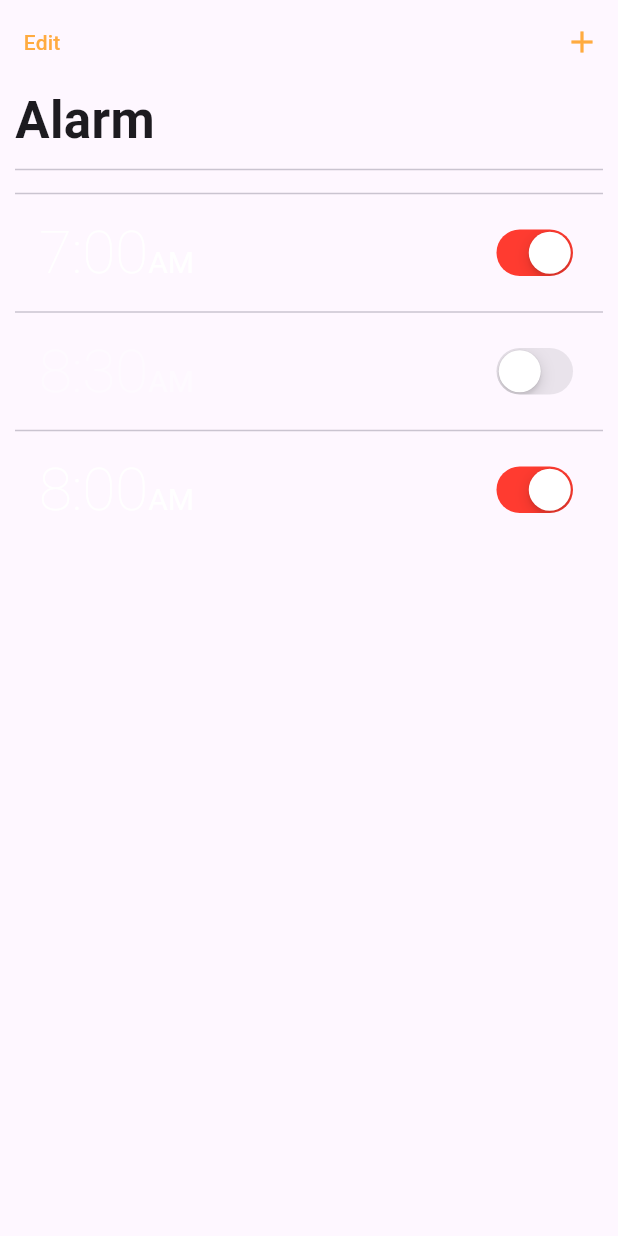
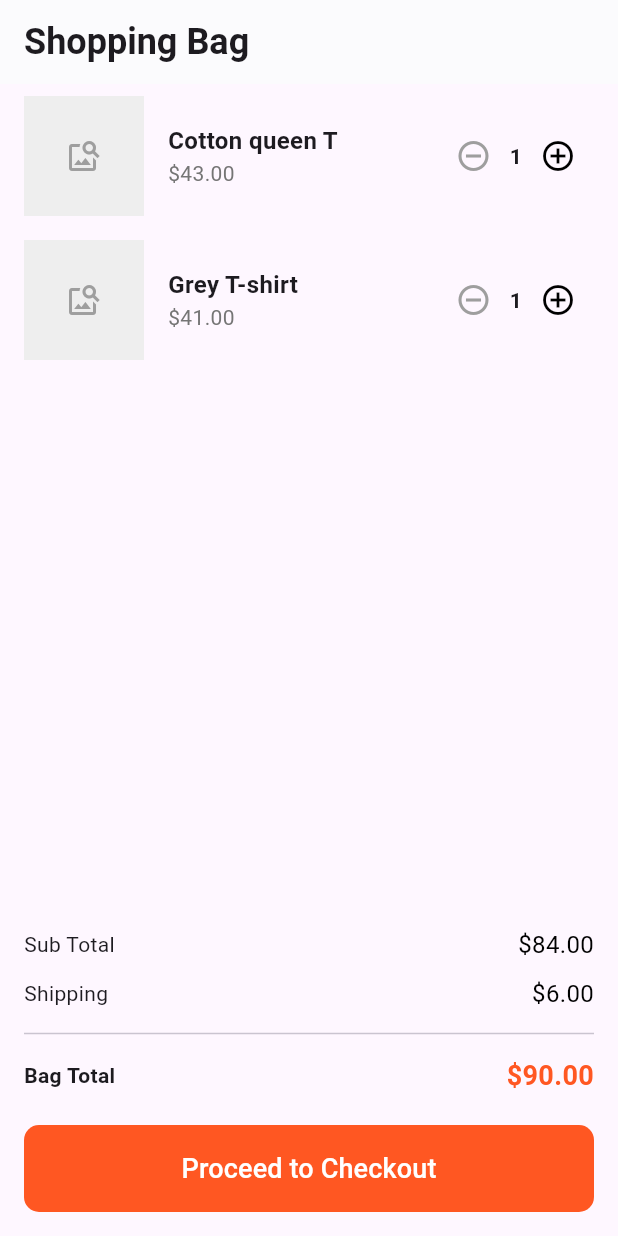
Before and after one commit to cwd0217/flutter_jiyoon_homework, a Flutter app: the screen it shows after launch, on a phone screen of 412 x 824 dp. Run offline on Flutter 3.47's test engine with Material 3 defaults, Android fonts, the phone set to English and light mode, and no system bars; our stand-ins replace flutter_riverpod, hooks_riverpod.

Commit message:
feat: 어. 생각보다 어려워서 다시해야될거같은데요..? 일단 제출하고 다시해보겠습니다

```diff
--- a/lib/main.dart
+++ b/lib/main.dart
@@ -1,6 +1,7 @@
 import 'package:flutter/material.dart';
 // import 'package:flutter_jiyoon_homework/view/251125_example_view.dart';
 import 'package:flutter_jiyoon_homework/view/251126_alarm_view.dart';
+import 'package:flutter_jiyoon_homework/view/251127_showpping_bag_view.dart';
 import 'package:flutter_riverpod/flutter_riverpod.dart';
 
 
@@ -10,6 +11,8 @@ void main() {
 
 class MyApp extends StatelessWidget {
   const MyApp({super.key});
+
+
 
   // 1. 카운터 메인
   // @override
@@ -21,19 +24,26 @@ class MyApp extends StatelessWidget {
   // }
 
   //2. 알람 메인
+  // @override
+  // Widget build(BuildContext context) {
+  //   return MaterialApp(
+
+  //     darkTheme: ThemeData(
+  //       brightness: Brightness.dark,
+  //       scaffoldBackgroundColor: Colors.black,
+  //       appBarTheme: AppBarTheme(
+  //         backgroundColor: Colors.black, foregroundColor: Colors.white,
+  //       )
+  //     ),
+  //     home: Alarm(),
+  //   );
+  // }
+
+  //3.쇼핑 백 메인
   @override
   Widget build(BuildContext context) {
     return MaterialApp(
-
-      darkTheme: ThemeData(
-        brightness: Brightness.dark,
-        scaffoldBackgroundColor: Colors.black,
-        appBarTheme: AppBarTheme(
-          backgroundColor: Colors.black, foregroundColor: Colors.white,
-        )
-      ),
-      home: Alarm(),
+      home: Shopping(),
     );
   }
-
 }
--- /dev/null
+++ b/lib/model/251127_showpping_bag_model.dart
@@ -0,0 +1,18 @@
+class ShoppingItem{
+   int count;
+  final String name;
+  final double price;
+  ShoppingItem({ this.count= 1, required this.name, required this.price});
+
+
+  //changeNotifier를 쓰면 카피가 사용할 필요가 없다고함(새로운 객체를 생성할 일이 없으니)
+
+  ShoppingItem copyWith({
+    int? count,
+    String? name,
+    double? price,
+  }){
+    return ShoppingItem(count: count ?? this.count, name: name ?? this.name, price: price ?? this.price);
+  }
+
+}
--- a/lib/view/251126_alarm_view.dart
+++ b/lib/view/251126_alarm_view.dart
@@ -1,6 +1,6 @@
 import 'package:flutter/cupertino.dart';
 import 'package:flutter/material.dart';
-import 'package:flutter_jiyoon_homework/view_model/251126_alarm_viewmodel.dart';
+import 'package:flutter_jiyoon_homework/view_model/251126_alarm_view_model.dart';
 import 'package:flutter_riverpod/flutter_riverpod.dart';
 
 class Alarm extends ConsumerWidget {
--- /dev/null
+++ b/lib/view/251127_showpping_bag_view.dart
@@ -0,0 +1,165 @@
+import 'package:flutter/material.dart';
+import 'package:flutter_jiyoon_homework/model/251127_showpping_bag_model.dart';
+import 'package:flutter_jiyoon_homework/view_model/251127_showpping_bag_view_model.dart';
+import 'package:flutter_riverpod/flutter_riverpod.dart';
+// ViewModel과 Model 클래스를 정의한 파일을 import 해야 합니다.
+// import '패키지경로/shopping_bag_view_model.dart';
+// import '패키지경로/251127_showpping_bag_model.dart';
+
+// ConsumerWidget을 사용하여 Riverpod에 접근합니다.
+class Shopping extends ConsumerWidget {
+  const Shopping({super.key});
+
+  @override
+  Widget build(BuildContext context, WidgetRef ref) { // 👈 WidgetRef ref 사용
+
+    // 1. 상태 구독: 상품 목록 상태를 watch하여 데이터 변경 시 View를 리빌드합니다.
+    final items = ref.watch(shoppingBagProvider);
+
+    // 2. 함수 접근: ViewModel의 함수 호출을 위해 notifier 인스턴스를 read 합니다.
+    final viewModel = ref.read(shoppingBagProvider.notifier);
+
+    return Scaffold(
+      appBar: AppBar(
+        title: const Text(
+          "Shopping Bag",
+          style: TextStyle(
+            fontSize: 24,
+            fontWeight: FontWeight.bold,
+          ),
+        ),
+        backgroundColor: Colors.white, // 배경색을 흰색으로 설정
+        elevation: 0.5, // 그림자 설정
+      ),
+      body: Column(
+        children: [
+          // 1. 상품 목록 영역 (스크롤 가능)
+          Expanded(
+            child: ListView.builder(
+              itemCount: items.length,
+              itemBuilder: (context, index) {
+                final item = items[index];
+                return _buildItemRow(context, ref, item, viewModel);
+              },
+            ),
+          ),
+
+          // 2. 하단 금액 요약 및 버튼 영역
+          _buildFooter(context, viewModel),
+        ],
+      ),
+    );
+  }
+
+  // --- 위젯 분리 ---
+
+  // 상품 개별 항목 위젯
+  Widget _buildItemRow(BuildContext context, WidgetRef ref, ShoppingItem item, ShoppingBagViewModel viewModel) {
+    return Padding(
+      padding: const EdgeInsets.symmetric(horizontal: 16.0, vertical: 8.0),
+      child: Row(
+        crossAxisAlignment: CrossAxisAlignment.center,
+        children: [
+          //
+          // 상품 이미지 (예시 이미지 플레이스홀더)
+          Container(
+            width: 80,
+            height: 80,
+            color: Colors.grey[200],
+            child: const Center(child: Icon(Icons.image_search, color: Colors.grey)),
+          ),
+          const SizedBox(width: 16),
+
+          Expanded(
+            child: Column(
+              crossAxisAlignment: CrossAxisAlignment.start,
+              children: [
+                Text(item.name, style: const TextStyle(fontWeight: FontWeight.bold, fontSize: 16)),
+                Text('\$${item.price.toStringAsFixed(2)}', style: TextStyle(color: Colors.grey[600])),
+              ],
+            ),
+          ),
+
+          // 수량 조절 버튼 그룹
+          Row(
+            children: [
+              // 감소 버튼
+              IconButton(
+                icon: const Icon(Icons.remove_circle_outline, color: Colors.grey),
+                onPressed: () {
+                  // ViewModel의 함수를 호출하여 상태 변경 요청
+                  viewModel.updateQuantity(item, false);
+                },
+              ),
+              // 현재 수량 표시
+              Text(item.count.toString(), style: const TextStyle(fontWeight: FontWeight.bold)),
+              // 증가 버튼
+              IconButton(
+                icon: const Icon(Icons.add_circle_outline, color: Colors.black),
+                onPressed: () {
+                  // ViewModel의 함수를 호출하여 상태 변경 요청
+                  viewModel.updateQuantity(item, true);
+                },
+              ),
+            ],
+          ),
+        ],
+      ),
+    );
+  }
+
+  // 하단 금액 요약 및 체크아웃 버튼 위젯
+  Widget _buildFooter(BuildContext context, ShoppingBagViewModel viewModel) {
+    return Padding(
+      padding: const EdgeInsets.all(16.0),
+      child: Column(
+        crossAxisAlignment: CrossAxisAlignment.stretch,
+        children: [
+          // 금액 요약
+          _buildPriceRow('Sub Total', viewModel.subTotal),
+          const SizedBox(height: 10),
+          _buildPriceRow('Shipping', ShoppingBagViewModel.SHIPPING_FEE),
+          const Divider(height: 30),
+          _buildPriceRow('Bag Total', viewModel.bagTotal, isBold: true, isRed: true),
+          const SizedBox(height: 20),
+
+          // 체크아웃 버튼
+          ElevatedButton(
+            onPressed: viewModel.proceedToCheckout,
+            style: ElevatedButton.styleFrom(
+              backgroundColor: Colors.deepOrange, // 버튼 색상 설정
+              padding: const EdgeInsets.symmetric(vertical: 16),
+              shape: RoundedRectangleBorder(borderRadius: BorderRadius.circular(10)),
+              elevation: 0,
+            ),
+            child: const Text(
+              'Proceed to Checkout',
+              style: TextStyle(color: Colors.white, fontSize: 18)
+            ),
+          ),
+        ],
+      ),
+    );
+  }
+
+  // 금액 표시 Row 공통 위젯
+  Widget _buildPriceRow(String label, double amount, {bool isBold = false, bool isRed = false}) {
+    return Row(
+      mainAxisAlignment: MainAxisAlignment.spaceBetween,
+      children: [
+        Text(
+          label,
+          style: TextStyle(fontWeight: isBold ? FontWeight.bold : FontWeight.normal),
+        ),
+        Text(
+          '\$${amount.toStringAsFixed(2)}',
+          style: TextStyle(
+            fontWeight: isBold ? FontWeight.bold : FontWeight.normal,
+            color: isRed ? Colors.deepOrange : Colors.black, // 최종 금액 빨간색으로 표시
+            fontSize: isBold ? 18 : 16,
+          ),
+        ),
+      ],
+    );
+  }
+}
--- /dev/null
+++ b/lib/view_model/251127_showpping_bag_view_model.dart
@@ -0,0 +1,70 @@
+import 'package:flutter/material.dart';
+import 'package:flutter_jiyoon_homework/model/251127_showpping_bag_model.dart';
+import 'package:flutter_riverpod/legacy.dart';
+
+class ShoppingBagViewModel extends StateNotifier<List<ShoppingItem>>{
+  ShoppingBagViewModel() : super([
+    ShoppingItem(name: 'Cotton queen T', price: 43.00, count: 1),
+    ShoppingItem(name: 'Grey T-shirt', price: 41.00,  count: 1),
+  ]);
+
+  static const double SHIPPING_FEE = 6.00;
+
+  void updateQuantity(ShoppingItem item, bool add) {
+    int newCount = item.count;
+
+    if (add) {
+      newCount++;
+    } else {
+      // 최소 수량 1개 유지
+      if (item.count > 1) {
+        newCount--;
+      }
+    }
+   // 2-1. 특정 아이템의 count만 바뀐 '새로운 ShoppingItem' 객체 생성 (copyWith 사용)
+    final updatedItem = item.copyWith(count: newCount);
+
+    // 2-2. 현재 state 리스트(불변)를 복사하면서, 변경된 아이템만 새 객체로 교체
+    final updatedList = [
+      for (final i in state) // state는 현재 List<ShoppingItem>
+        if (i.name == item.name) updatedItem else i, // 이름으로 아이템을 찾고 교체
+    ];
+
+    // 2-3. StateNotifier의 핵심: 상태 전체를 새로운 리스트로 교체
+    state = updatedList;
+
+  }
+    double get subTotal {
+      double total = 0.0;
+      // state(현재 리스트)를 사용
+      for (var item in state) {
+        total += item.price * item.count;
+      }
+        return total;
+      }
+
+      double get bagTotal => subTotal + SHIPPING_FEE;
+
+  void proceedToCheckout() {
+    print('체크아웃이 진행됩니다. 최종 금액: \$${bagTotal.toStringAsFixed(2)}');
+
+    }
+}
+final shoppingBagProvider =
+    StateNotifierProvider<ShoppingBagViewModel, List<ShoppingItem>>(
+        (ref) => ShoppingBagViewModel()
+    );
+
+//아쉬...ChangeNotifier는 다음에 공부하자 일단 과제 제출해야되니까 ^^;;
+
+  // // 내가 사용할 모델리스트를 불러오기
+  // final List<ShoppingItem> _item =[
+  //   //초기 데이터 값 설정 - 이렇게 초기값을 주는 이유는 동적데이터, 데이터변경 재사용성 떄문이다
+  //   ShoppingItem(name: "Cottono queen T", price: 43, count: 1 ),
+  //   ShoppingItem(name: "Grey T-shirt", price: 41, count:  1),
+  // ];
+  // // get을 쓰는이유  변수처럼 접근해서 값을 가져올려고
+  // List<ShoppingItem> get item => _item;
+
+  // // 달러 6.0 고정
+  // static const double SHIPPING_FEE = 6.00;
```
Also changed, not shown: lib/view_model/251126_alarm_view_model.dart (renamed from lib/view_model/251126_alarm_viewmodel.dart).
